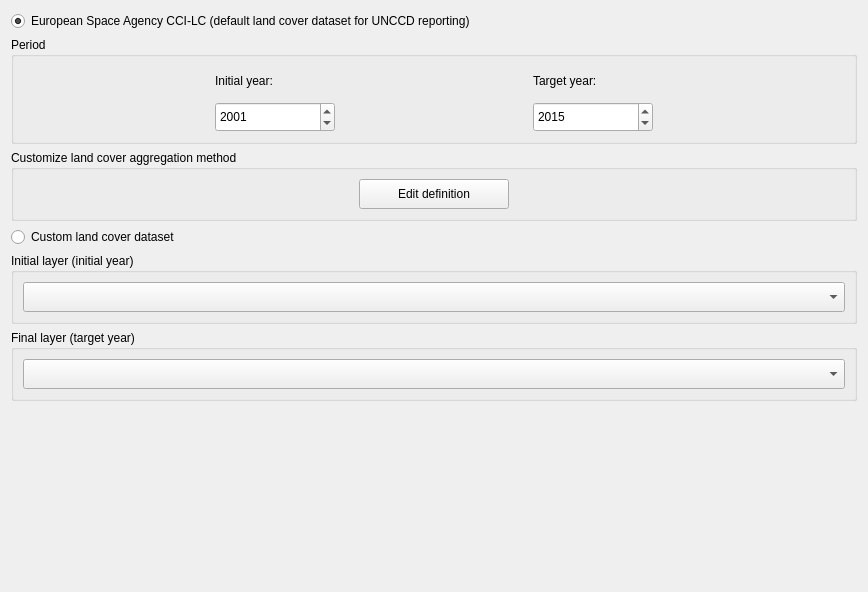
LocateIT/trends.earth, file MISLAND/gui/WidgetLCSetup.ui: the form before one commit.
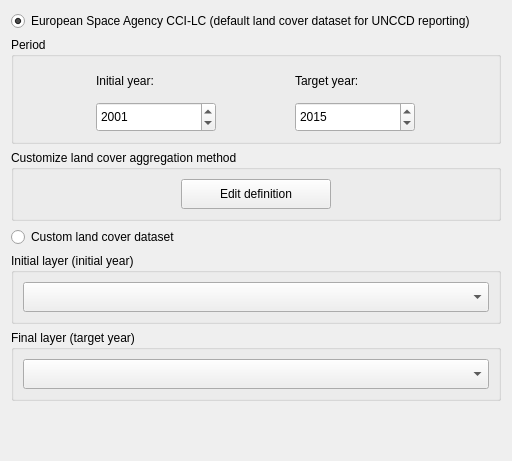
The form after the commit. Custom widgets are drawn as their Qt base class.

The edit to the form file:
```diff
--- a/MISLAND/gui/WidgetLCSetup.ui
+++ b/MISLAND/gui/WidgetLCSetup.ui
@@ -6,8 +6,8 @@
    <rect>
     <x>0</x>
     <y>0</y>
-    <width>868</width>
-    <height>592</height>
+    <width>512</width>
+    <height>461</height>
    </rect>
   </property>
   <property name="windowTitle">
```
Left out of the diff: 48 changed lines with no effect on the pictures.
